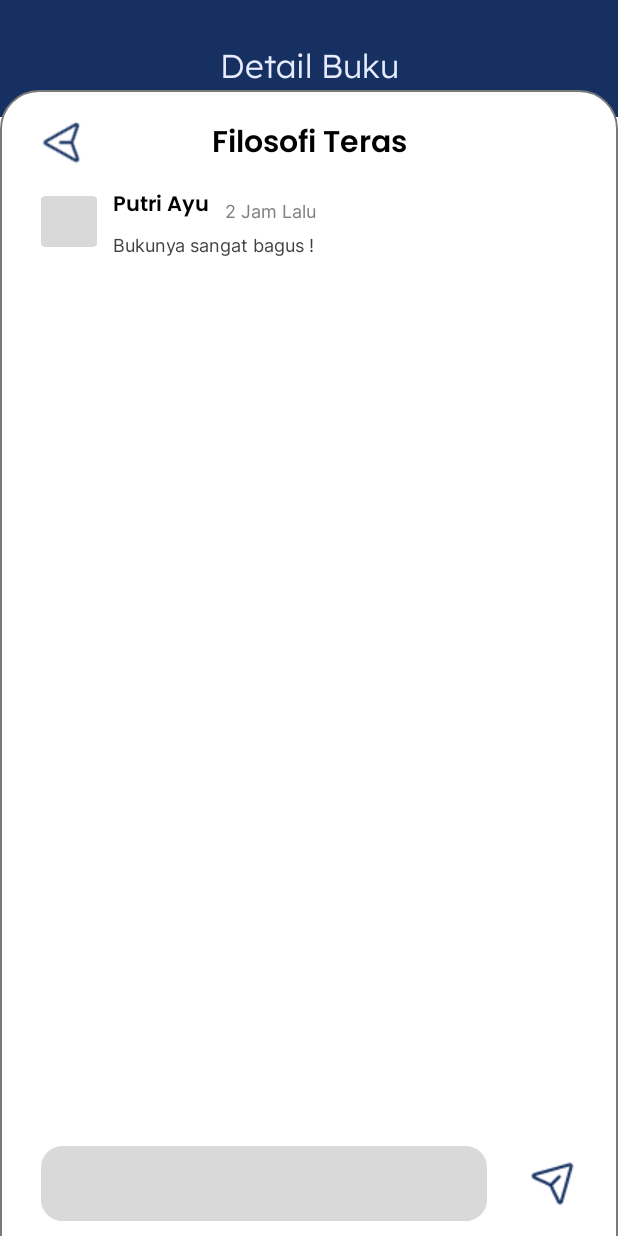
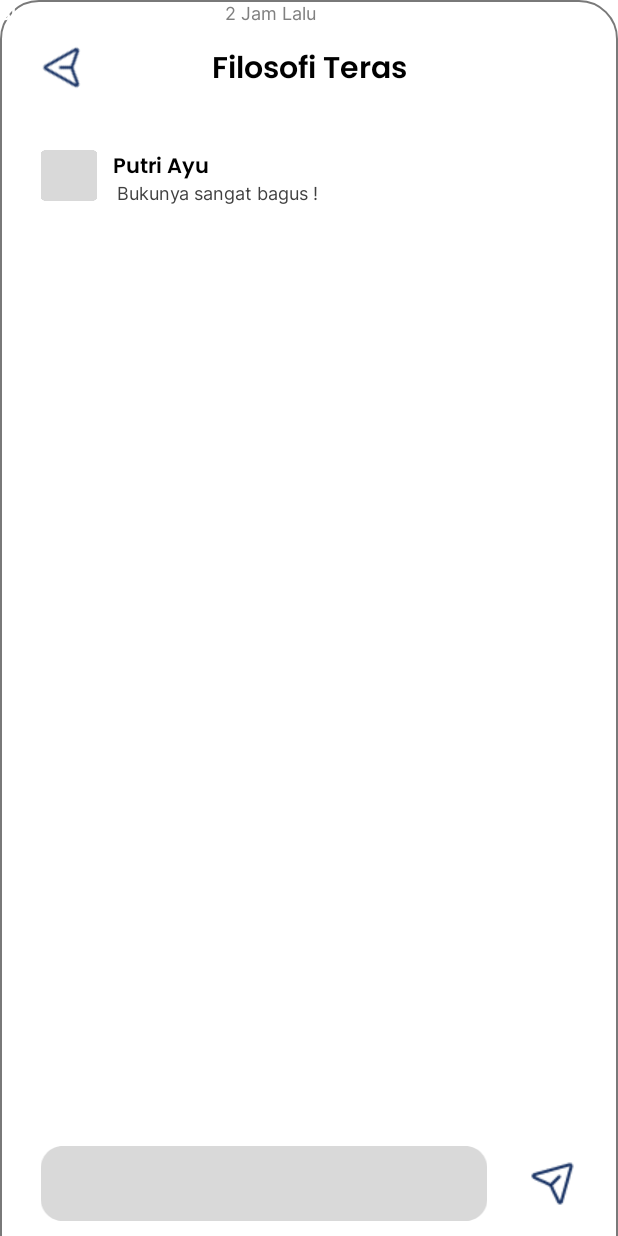
Before and after one commit to Zedra19/Online_Library, an Android app: the layout feedback.xml on its own in the app's theme, with its tools: preview values and no code run, on a phone screen of 412 x 824 dp. Run offline under Robolectric (Android 15) with nearby library versions, the phone set to English and light mode, and no system bars.

Commit message:
Feedback, upgrade review sama detailbuku

```diff
--- a/app/src/main/res/layout/detailbuku.xml
+++ b/app/src/main/res/layout/detailbuku.xml
@@ -504,7 +504,7 @@
     </ScrollView>
 
     <ImageView
-        android:id="@+id/imageView8"
+        android:id="@+id/Feedback"
         android:layout_width="wrap_content"
         android:layout_height="wrap_content"
         android:layout_marginStart="16dp"
--- a/app/src/main/res/layout/feedback.xml
+++ b/app/src/main/res/layout/feedback.xml
@@ -5,16 +5,6 @@
     android:layout_width="match_parent"
     android:layout_height="match_parent">
 
-    <View
-        android:id="@+id/rectangle_1"
-        android:layout_width="0dp"
-        android:layout_height="78dp"
-        android:layout_alignParentLeft="true"
-        android:layout_alignParentTop="true"
-        android:background="#163062"
-        app:layout_constraintEnd_toEndOf="parent"
-        app:layout_constraintStart_toStartOf="parent"
-        app:layout_constraintTop_toTopOf="parent" />
     <TextView
         android:id="@+id/detail_buku"
         android:layout_width="wrap_content"
@@ -35,34 +25,30 @@
     <TextView
         android:id="@+id/taskbar"
         android:layout_width="0dp"
-        android:layout_height="800dp"
-        android:layout_marginTop="60dp"
+        android:layout_height="850dp"
         android:background="@drawable/taskbar"
-        android:gravity="center_horizontal|center"
         android:text="@string/signin"
         android:textAppearance="@style/poppins"
         android:textSize="12sp"
         app:layout_constraintEnd_toEndOf="parent"
         app:layout_constraintStart_toStartOf="parent"
-        app:layout_constraintTop_toTopOf="@+id/rectangle_1" />
+        app:layout_constraintTop_toTopOf="parent" />
 
     <TextView
         android:id="@+id/isi_review2"
-        android:layout_width="145dp"
-        android:layout_height="20dp"
+        android:layout_width="wrap_content"
+        android:layout_height="wrap_content"
         android:layout_alignParentLeft="true"
         android:layout_alignParentTop="true"
-        android:gravity="left|top"
+        android:layout_marginTop="120dp"
         android:text="@string/isi_review"
         android:textAppearance="@style/inter"
         android:textColor="#404040"
         android:textSize="12sp"
-        app:layout_constraintBottom_toBottomOf="@+id/taskbar"
         app:layout_constraintEnd_toEndOf="parent"
         app:layout_constraintHorizontal_bias="0.282"
         app:layout_constraintStart_toStartOf="parent"
-        app:layout_constraintTop_toTopOf="parent"
-        app:layout_constraintVertical_bias="0.184" />
+        app:layout_constraintTop_toTopOf="parent" />
 
     <ImageButton
         android:id="@+id/backicon"
@@ -71,7 +57,7 @@
         android:layout_centerHorizontal="true"
         android:layout_centerVertical="true"
         android:layout_marginStart="30dp"
-        android:layout_marginTop="80dp"
+        android:layout_marginTop="30dp"
         android:background="@drawable/sendicon"
         android:rotation="225"
         app:layout_constraintStart_toStartOf="parent"
@@ -81,17 +67,16 @@
         android:id="@+id/user"
         android:layout_width="wrap_content"
         android:layout_height="wrap_content"
+        android:layout_marginTop="100dp"
         android:gravity="center_vertical"
         android:text="@string/user1"
         android:textAppearance="@style/poppins"
         android:textColor="#000000"
         android:textSize="14sp"
-        app:layout_constraintBottom_toBottomOf="parent"
         app:layout_constraintEnd_toEndOf="parent"
         app:layout_constraintHorizontal_bias="0.216"
         app:layout_constraintStart_toStartOf="parent"
-        app:layout_constraintTop_toTopOf="parent"
-        app:layout_constraintVertical_bias="0.157" />
+        app:layout_constraintTop_toTopOf="parent" />
 
     <TextView
         android:id="@+id/isi_review3"
@@ -99,7 +84,6 @@
         android:layout_height="wrap_content"
         android:layout_alignParentLeft="true"
         android:layout_alignParentTop="true"
-        android:layout_marginTop="132dp"
         android:gravity="left|top"
         android:text="2 Jam Lalu"
         android:textAppearance="@style/inter"
@@ -108,7 +92,7 @@
         app:layout_constraintEnd_toEndOf="parent"
         app:layout_constraintHorizontal_bias="0.427"
         app:layout_constraintStart_toStartOf="parent"
-        app:layout_constraintTop_toTopOf="@+id/rectangle_1" />
+        tools:layout_editor_absoluteY="102dp" />
 
     <View
         android:id="@+id/cover_detail2"
@@ -116,13 +100,12 @@
         android:layout_height="34dp"
         android:layout_alignParentLeft="true"
         android:layout_alignParentTop="true"
+        android:layout_marginTop="100dp"
         android:background="@drawable/coverdetail"
-        app:layout_constraintBottom_toBottomOf="parent"
         app:layout_constraintEnd_toEndOf="parent"
         app:layout_constraintHorizontal_bias="0.073"
         app:layout_constraintStart_toStartOf="parent"
-        app:layout_constraintTop_toTopOf="parent"
-        app:layout_constraintVertical_bias="0.165" />
+        app:layout_constraintTop_toTopOf="parent" />
 
     <TextView
         android:id="@+id/judul"
@@ -130,15 +113,14 @@
         android:layout_height="wrap_content"
         android:layout_alignParentLeft="true"
         android:layout_alignParentTop="true"
+        android:layout_marginTop="30dp"
         android:gravity="left|top"
         android:text="@string/judul"
         android:textAppearance="@style/detail_buku"
         android:textSize="20sp"
-        app:layout_constraintBottom_toBottomOf="parent"
         app:layout_constraintEnd_toEndOf="parent"
         app:layout_constraintStart_toStartOf="parent"
-        app:layout_constraintTop_toTopOf="parent"
-        app:layout_constraintVertical_bias="0.1" />
+        app:layout_constraintTop_toTopOf="parent" />
 
 
     <ImageView
```
Also changed, not shown: app/src/main/java/com/example/myapplication/DetailBukuActivity.java (+10 -0 lines), app/src/main/java/com/example/myapplication/FeedbackActivity.java (added, +43 -0 lines).
